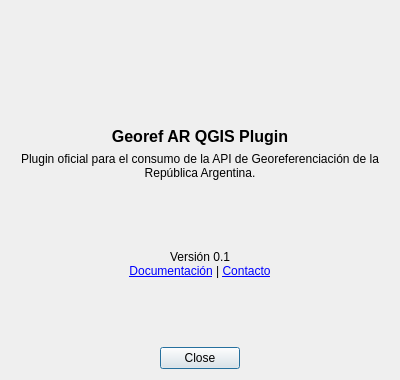
Above: ui/about_dialog.ui from datosgobar/georef-ar-qgis-plugin before the change. Below: the same form after it.
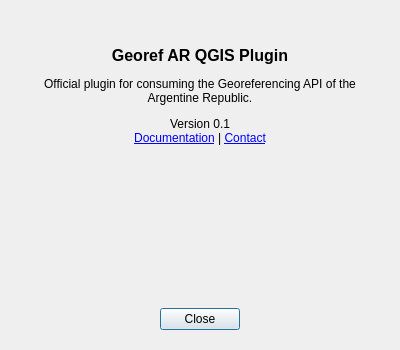
That is the form after the change. Icons and pictures are not drawn.

Diff of the .ui file:
```diff
--- a/ui/about_dialog.ui
+++ b/ui/about_dialog.ui
@@ -7,40 +7,30 @@
     <x>0</x>
     <y>0</y>
     <width>400</width>
-    <height>380</height>
+    <height>350</height>
    </rect>
   </property>
   <property name="windowTitle">
    <string>Acerca de Georef AR</string>
   </property>
   <layout class="QVBoxLayout" name="verticalLayout">
-   <item>
-    <spacer name="verticalSpacer_3">
-     <property name="orientation">
-      <enum>Qt::Vertical</enum>
-     </property>
-     <property name="sizeType">
-      <enum>QSizePolicy::Fixed</enum>
-     </property>
-     <property name="sizeHint" stdset="0">
-      <size>
-       <width>20</width>
-       <height>10</height>
-      </size>
-     </property>
-    </spacer>
-   </item>
+   <property name="spacing">
+    <number>12</number>
+   </property>
+   <property name="leftMargin">
+    <number>20</number>
+   </property>
+   <property name="topMargin">
+    <number>20</number>
+   </property>
+   <property name="rightMargin">
+    <number>20</number>
+   </property>
+   <property name="bottomMargin">
+    <number>20</number>
+   </property>
    <item>
     <widget class="QLabel" name="label_logo">
-     <property name="minimumSize">
-      <size>
-       <width>100</width>
-       <height>100</height>
-      </size>
-     </property>
-     <property name="text">
-      <string/>
-     </property>
      <property name="pixmap">
       <pixmap resource="../resources.qrc">:/plugins/georef_ar_api/icon.png</pixmap>
      </property>
@@ -57,7 +47,6 @@
      <property name="font">
       <font>
        <pointsize>12</pointsize>
-       <weight>75</weight>
        <bold>true</bold>
       </font>
      </property>
@@ -72,7 +61,7 @@
    <item>
     <widget class="QLabel" name="label_desc">
      <property name="text">
-      <string>Plugin oficial para el consumo de la API de Georeferenciación de la República Argentina.</string>
+      <string>Official plugin for consuming the Georeferencing API of the Argentine Republic.</string>
      </property>
      <property name="alignment">
       <set>Qt::AlignCenter</set>
@@ -82,23 +71,10 @@
      </property>
     </widget>
    </item>
-   <item>
-    <spacer name="verticalSpacer_2">
-     <property name="orientation">
-      <enum>Qt::Vertical</enum>
-     </property>
-     <property name="sizeHint" stdset="0">
-      <size>
-       <width>20</width>
-       <height>40</height>
-      </size>
-     </property>
-    </spacer>
-   </item>
    <item>
     <widget class="QLabel" name="label_links">
      <property name="text">
-      <string>&lt;p align=&quot;center&quot;&gt;Versión 0.1&lt;br&gt;&lt;a href=&quot;https://datosgobar.github.io/georef-ar-qgis-plugin/&quot;&gt;Documentación&lt;/a&gt; | &lt;a href=&quot;mailto:datosargentina@sicyt.gob.ar&quot;&gt;Contacto&lt;/a&gt;&lt;/p&gt;</string>
+      <string>&lt;p align=&quot;center&quot;&gt;Version 0.1&lt;br&gt;&lt;a href=&quot;https://datosgobar.github.io/georef-ar-qgis-plugin/&quot;&gt;Documentation&lt;/a&gt; | &lt;a href=&quot;mailto:datosargentina@sicyt.gob.ar&quot;&gt;Contact&lt;/a&gt;&lt;/p&gt;</string>
      </property>
      <property name="alignment">
       <set>Qt::AlignCenter</set>
@@ -116,7 +92,7 @@
      <property name="sizeHint" stdset="0">
       <size>
        <width>20</width>
-       <height>40</height>
+       <height>20</height>
       </size>
      </property>
     </spacer>
```
Left out of the diff: 15 changed lines with no effect on the pictures.
